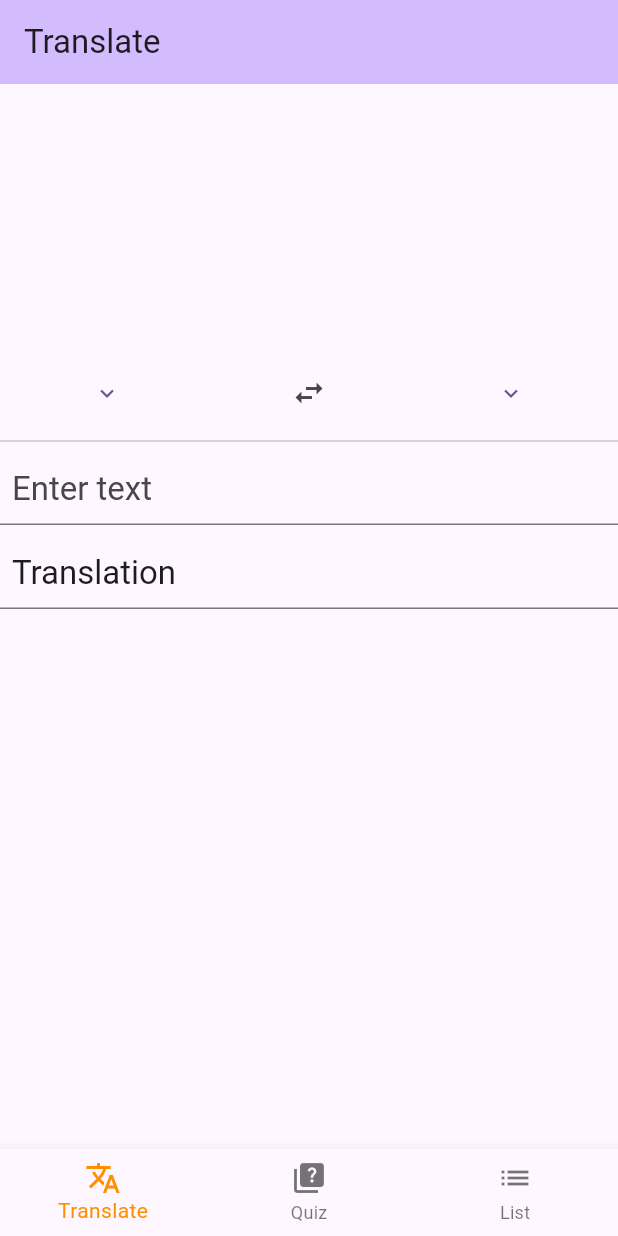
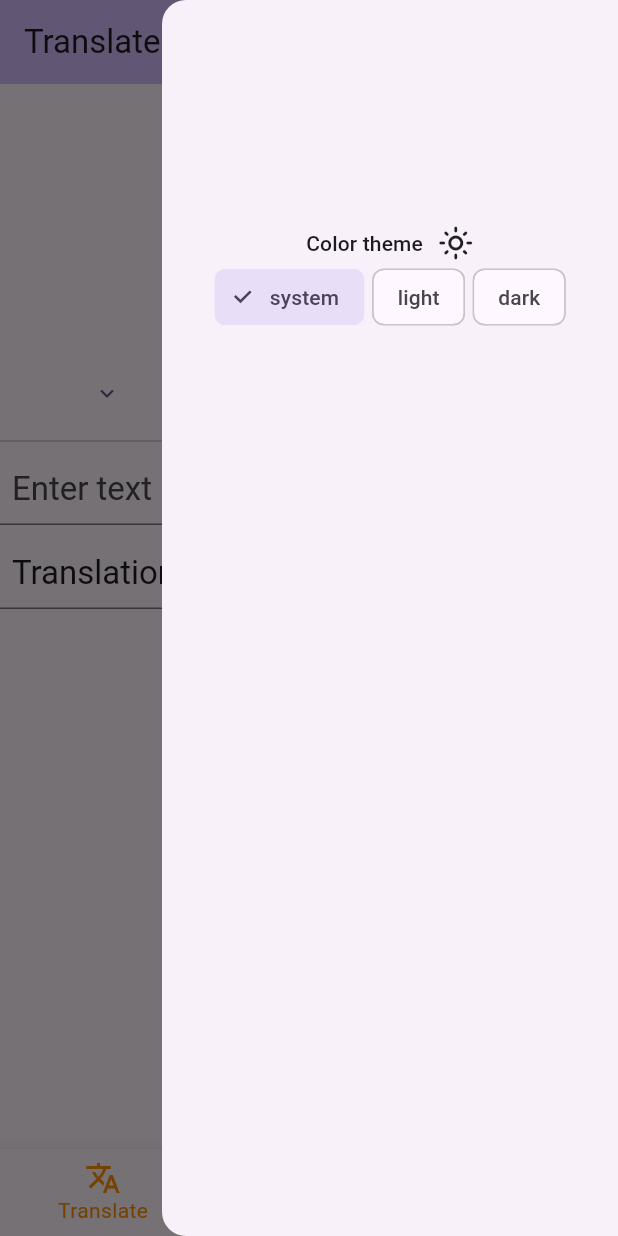
Before and after one commit to MWschutte/translate-save-and-list, a Flutter app: the screen it shows after launch, with the side drawer open (before the commit the screen has no drawer), on a phone screen of 412 x 824 dp. Run offline on Flutter 3.47's test engine with Material 2 defaults, Android fonts, the phone set to English and light mode, and no system bars; our stand-ins replace shared_preferences, sqflite; missing offline and left inert: google_mlkit_translation; accounts and stored records are empty.

Commit message:
Add dark ThemeMode section options.

```diff
--- a/lib/enums.dart
+++ b/lib/enums.dart
@@ -1,9 +1,22 @@
+
+// enums
 
 enum QuizType {
   selectWord,
   typeWord
 }
 
+enum LanguagePreference {
+  source,
+  target
+}
+
+
+// Shared preference keys.
+const String themeModeSharedPreferenceKey = 'themeModePreference';
+
+
+// Enum extensions.
 extension QuizTypeExtension on QuizType {
 
   String get displayTitle {
@@ -15,9 +28,3 @@ extension QuizTypeExtension on QuizType {
     }
   }
 }
-
-
-enum LanguagePreference {
-  source,
-  target
-}
--- a/lib/main.dart
+++ b/lib/main.dart
@@ -1,9 +1,12 @@
 import 'package:flutter/material.dart';
+import 'package:shared_preferences/shared_preferences.dart';
 import 'package:translate_save_and_list/database/database_provider.dart';
 import 'package:translate_save_and_list/pages/quiz_page.dart';
 import 'package:translate_save_and_list/pages/list_page.dart';
 import 'package:translate_save_and_list/pages/translation_page.dart';
 import 'package:flutter/widgets.dart';
+
+import 'enums.dart';
 
 void main() async {
   // Avoid errors caused by flutter upgrade.
@@ -14,10 +17,21 @@ void main() async {
   runApp(const MyApp());
 }
 
+class MyApp extends StatefulWidget {
+  const MyApp({super.key});
 
+  @override
+  State<MyApp> createState() => _MyAppState();
+}
 
-class MyApp extends StatelessWidget {
-  const MyApp({super.key});
+class _MyAppState extends State<MyApp> {
+  ThemeMode _themeMode = ThemeMode.system;
+
+  @override
+  void initState() {
+    _loadThemeModeFromSharedPreferences();
+    super.initState();
+  }
 
   @override
   Widget build(BuildContext context) {
@@ -26,11 +40,49 @@ class MyApp extends StatelessWidget {
       debugShowCheckedModeBanner: false,
       theme: ThemeData(
           colorScheme: ColorScheme.fromSeed(seedColor: Colors.deepPurple),
-        useMaterial3: true,
-      ),
+          useMaterial3: true),
+      darkTheme: ThemeData(
+          colorScheme: ColorScheme.fromSeed(
+              seedColor: Colors.deepPurple[900]!,
+              background: const Color(0xff03002e),
+              brightness: Brightness.dark,
+              shadow: Colors.pink[50]),
+          useMaterial3: true),
+      themeMode: _themeMode,
       home: const MyHomePage(title: 'Flutter Demo Home Page'),
     );
   }
+
+  static _MyAppState? of(BuildContext context) =>
+      context.findAncestorStateOfType<_MyAppState>();
+
+  void changeTheme(ThemeMode themeMode) {
+    setState(() {
+      _themeMode = themeMode;
+    });
+    _saveThemePreference(themeMode);
+  }
+
+  Future<void> _saveThemePreference(ThemeMode themeMode) async {
+    SharedPreferences prefs = await SharedPreferences.getInstance();
+    prefs.setInt(themeModeSharedPreferenceKey, themeMode.index);
+  }
+
+  Future<void> _loadThemeModeFromSharedPreferences() async {
+    ThemeMode? themeMode = await _getThemeModePreference();
+    if (themeMode!= null) {
+      _themeMode = themeMode;
+    }
+  }
+
+  Future<ThemeMode?> _getThemeModePreference() async {
+    SharedPreferences prefs = await SharedPreferences.getInstance();
+    int? themeModeIndex = prefs.getInt(themeModeSharedPreferenceKey);
+    if (themeModeIndex == null) return null;
+    return ThemeMode.values[themeModeIndex];
+  }
+
+  ThemeMode get getTheme => _themeMode;
 }
 
 class MyHomePage extends StatefulWidget {
@@ -43,7 +95,11 @@ class MyHomePage extends StatefulWidget {
 }
 
 class _MyHomePageState extends State<MyHomePage> {
-  static const List<String> _widgetTitles = <String>['Translate', 'Quiz', 'List'];
+  static const List<String> _widgetTitles = <String>[
+    'Translate',
+    'Quiz',
+    'List'
+  ];
   static const List<Widget> _widgetOptions = <Widget>[
     TranslationPage(),
     QuizPage(),
@@ -106,6 +162,61 @@ class _MyHomePageState extends State<MyHomePage> {
           selectedItemColor: Colors.amber[800],
           onTap: _onItemTapped,
         ),
-    );
+        endDrawer: Drawer(
+            child: Column(children: [
+          const SizedBox(height: 150),
+          Row(
+            mainAxisAlignment: MainAxisAlignment.center,
+            children: [
+              Text('Color theme', style: Theme.of(context).textTheme.labelLarge),
+              const SizedBox(width: 10),
+              Icon(_darkModeEnabled()? Icons.dark_mode_outlined: Icons.light_mode_outlined)
+            ],
+          ),
+          const ChangeTheme()
+        ])));
+  }
+
+  bool _darkModeEnabled(){
+    _MyAppState? appState = _MyAppState.of(context);
+    ThemeMode theme = appState?.getTheme ?? ThemeMode.system;
+    if (theme==ThemeMode.system) {
+      Brightness brightness = MediaQuery
+          .of(context)
+          .platformBrightness;
+      return brightness == Brightness.dark;
+    }
+    return theme == ThemeMode.dark;
   }
 }
+
+class ChangeTheme extends StatefulWidget {
+  const ChangeTheme({
+    super.key,
+  });
+
+  @override
+  State<ChangeTheme> createState() => _ChangeThemeState();
+}
+
+class _ChangeThemeState extends State<ChangeTheme> {
+  @override
+  Widget build(BuildContext context) {
+    _MyAppState? appState = _MyAppState.of(context);
+    ThemeMode theme = appState?.getTheme ?? ThemeMode.system;
+    return Wrap(
+        spacing: 5,
+        children: ThemeMode.values
+            .map((e) => ChoiceChip(
+                label: Text(e.name),
+                selected: e.index == theme.index,
+                onSelected: (selected) {
+                  if (selected) {
+                    setState(() {
+                      appState?.changeTheme(e);
+                    });
+                  }
+                }))
+            .toList());
+  }
+}
--- a/lib/pages/list_page.dart
+++ b/lib/pages/list_page.dart
@@ -26,6 +26,8 @@ class _ListPageState extends State<ListPage> with LanguagePairMixin<ListPage>, T
     for (LanguagePair languagePair in languagePairs) {
       slivers.add(SliverAppBar(
         pinned: true,
+        automaticallyImplyLeading: false,
+        actions: <Widget>[Container()],
         toolbarHeight: 30,
         title: Text('${languagePair.sourceLanguage.name} - ${languagePair.targetLanguage.name}'),
       ));
--- a/lib/pages/translation_page.dart
+++ b/lib/pages/translation_page.dart
@@ -90,6 +90,8 @@ class _TranslationPageState extends State<TranslationPage>
     super.build(context);
     return CustomScrollView(slivers: [
       SliverAppBar(
+          automaticallyImplyLeading: false,
+          actions: <Widget>[Container()],
           floating: true,
           pinned: true,
           collapsedHeight: 180,
```
Lines whose indentation alone changed are shown as unchanged.
